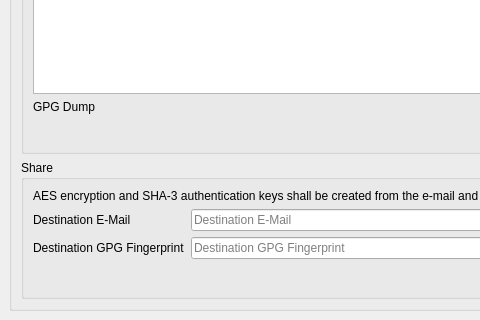
Above: Source/UI/spot-on-rosetta-gpg-import.ui from textbrowser/spot-on before the change; both pictures show x 0 to 480 and y 259 to 579 of the 650 by 579 pixel window. Below: the same form after it.
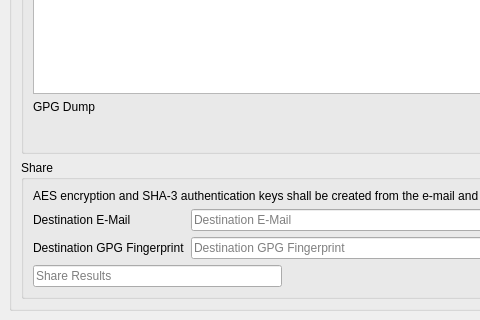
That is the form after the change. Icons and pictures are not drawn. Custom widgets are drawn as their Qt base class.

```diff
--- a/Source/UI/spot-on-rosetta-gpg-import.ui
+++ b/Source/UI/spot-on-rosetta-gpg-import.ui
@@ -183,6 +183,16 @@
           </item>
           <item>
            <layout class="QHBoxLayout" name="horizontalLayout_4">
+            <item>
+             <widget class="QLineEdit" name="results">
+              <property name="readOnly">
+               <bool>true</bool>
+              </property>
+              <property name="placeholderText">
+               <string>Share Results</string>
+              </property>
+             </widget>
+            </item>
             <item>
              <spacer name="horizontalSpacer_3">
               <property name="orientation">
@@ -243,6 +253,13 @@
    </property>
   </action>
  </widget>
+ <customwidgets>
+  <customwidget>
+   <class>spoton_animated_push_button</class>
+   <extends>QPushButton</extends>
+   <header>spot-on-animated-push-button.h</header>
+  </customwidget>
+ </customwidgets>
  <tabstops>
   <tabstop>email_addresses</tabstop>
   <tabstop>deleteContact</tabstop>
```
Left out of the diff: 4 changed lines with no effect on the pictures.
